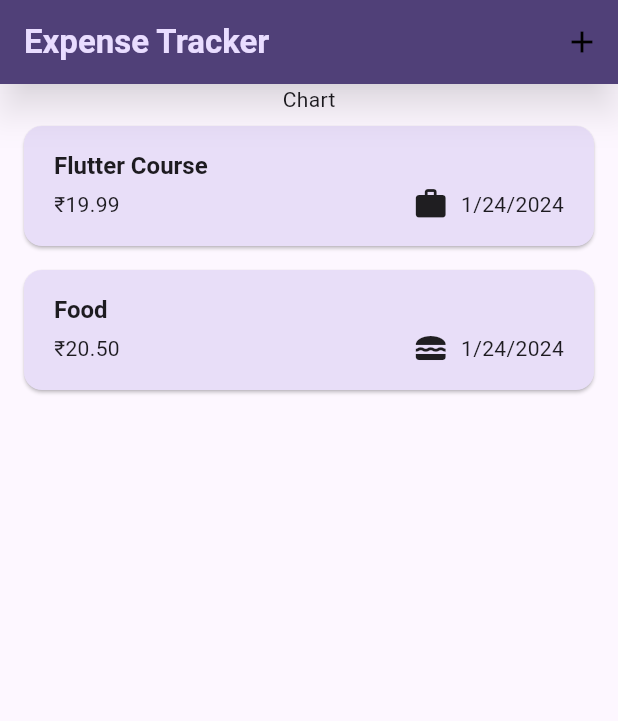
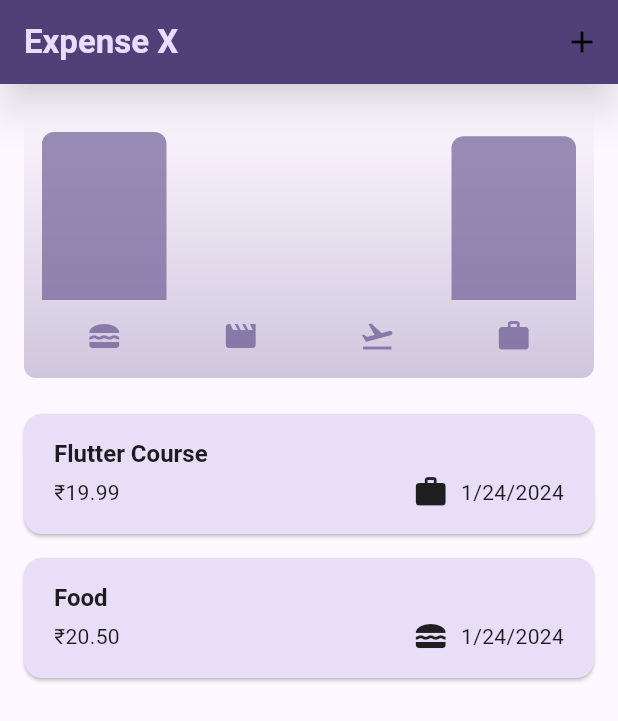
Before and after one commit to parth-n/expense_tracker, a Flutter app: the screen it shows after launch, on a phone screen of 412 x 824 dp. Shown: the top 721 px of the screen. Run offline on Flutter 3.47's test engine with Material 3 defaults, Android fonts, the phone set to English and light mode, and no system bars.

Commit message:
added charts and themeing

```diff
--- a/lib/main.dart
+++ b/lib/main.dart
@@ -36,7 +36,6 @@ void main() {
             .textTheme
             .copyWith(titleLarge: const TextStyle(fontWeight: FontWeight.bold)),
       ),
-      themeMode: ThemeMode.system,
       home: const Expenses(),
     ),
   );
--- a/lib/models/expense.dart
+++ b/lib/models/expense.dart
@@ -33,3 +33,24 @@ class Expense {
     return formatter.format(date);
   }
 }
+
+class ExpenseBucket {
+  const ExpenseBucket({required this.category, required this.expenses});
+
+  ExpenseBucket.forCategory(List<Expense> allExpenses, this.category)
+      : expenses = allExpenses
+            .where((expense) => expense.category == category)
+            .toList();
+
+  final Category category;
+  final List<Expense> expenses;
+
+  double get totalExpense {
+    double sum = 0;
+    for (final expense in expenses) {
+      sum += expense.amount;
+    }
+
+    return sum;
+  }
+}
--- /dev/null
+++ b/lib/widgets/chart/chart.dart
@@ -0,0 +1,95 @@
+import 'package:flutter/material.dart';
+
+import 'package:expense_tracker/widgets/chart/chart_bar.dart';
+import 'package:expense_tracker/models/expense.dart';
+
+class Chart extends StatelessWidget {
+  const Chart({super.key, required this.expenses});
+
+  final List<Expense> expenses;
+
+  List<ExpenseBucket> get buckets {
+    return [
+      ExpenseBucket.forCategory(expenses, Category.food),
+      ExpenseBucket.forCategory(expenses, Category.leisure),
+      ExpenseBucket.forCategory(expenses, Category.travel),
+      ExpenseBucket.forCategory(expenses, Category.work),
+    ];
+  }
+
+  double get maxTotalExpense {
+    double maxTotalExpense = 0;
+
+    for (final bucket in buckets) {
+      if (bucket.totalExpense > maxTotalExpense) {
+        maxTotalExpense = bucket.totalExpense;
+      }
+    }
+
+    return maxTotalExpense;
+  }
+
+  @override
+  Widget build(BuildContext context) {
+    final isDarkMode =
+        MediaQuery.of(context).platformBrightness == Brightness.dark;
+    return Container(
+      margin: const EdgeInsets.all(16),
+      padding: const EdgeInsets.symmetric(
+        vertical: 16,
+        horizontal: 8,
+      ),
+      width: double.infinity,
+      height: 180,
+      decoration: BoxDecoration(
+        borderRadius: BorderRadius.circular(8),
+        gradient: LinearGradient(
+          colors: [
+            Theme.of(context).colorScheme.primary.withOpacity(0.3),
+            Theme.of(context).colorScheme.primary.withOpacity(0.0)
+          ],
+          begin: Alignment.bottomCenter,
+          end: Alignment.topCenter,
+        ),
+      ),
+      child: Column(
+        children: [
+          Expanded(
+            child: Row(
+              crossAxisAlignment: CrossAxisAlignment.end,
+              children: [
+                for (final bucket in buckets) // alternative to map()
+                  ChartBar(
+                    fill: bucket.totalExpense == 0
+                        ? 0
+                        : bucket.totalExpense / maxTotalExpense,
+                  )
+              ],
+            ),
+          ),
+          const SizedBox(height: 12),
+          Row(
+            children: buckets
+                .map(
+                  (bucket) => Expanded(
+                    child: Padding(
+                      padding: const EdgeInsets.symmetric(horizontal: 4),
+                      child: Icon(
+                        categoryIcons[bucket.category],
+                        color: isDarkMode
+                            ? Theme.of(context).colorScheme.secondary
+                            : Theme.of(context)
+                                .colorScheme
+                                .primary
+                                .withOpacity(0.7),
+                      ),
+                    ),
+                  ),
+                )
+                .toList(),
+          )
+        ],
+      ),
+    );
+  }
+}
--- /dev/null
+++ b/lib/widgets/chart/chart_bar.dart
@@ -0,0 +1,34 @@
+import 'package:flutter/material.dart';
+
+class ChartBar extends StatelessWidget {
+  const ChartBar({
+    super.key,
+    required this.fill,
+  });
+
+  final double fill;
+
+  @override
+  Widget build(BuildContext context) {
+    final isDarkMode =
+        MediaQuery.of(context).platformBrightness == Brightness.dark;
+    return Expanded(
+      child: Padding(
+        padding: const EdgeInsets.symmetric(horizontal: 4),
+        child: FractionallySizedBox(
+          heightFactor: fill,
+          child: DecoratedBox(
+            decoration: BoxDecoration(
+              shape: BoxShape.rectangle,
+              borderRadius:
+                  const BorderRadius.vertical(top: Radius.circular(8)),
+              color: isDarkMode
+                  ? Theme.of(context).colorScheme.secondary
+                  : Theme.of(context).colorScheme.primary.withOpacity(0.65),
+            ),
+          ),
+        ),
+      ),
+    );
+  }
+}
--- a/lib/widgets/expenses_list/expenses.dart
+++ b/lib/widgets/expenses_list/expenses.dart
@@ -1,6 +1,8 @@
+import 'package:expense_tracker/widgets/chart/chart.dart';
 import 'package:expense_tracker/widgets/expenses_list/expense_list.dart';
 import 'package:expense_tracker/models/expense.dart';
 import 'package:expense_tracker/widgets/expenses_list/new_expense.dart';
+import 'package:expense_tracker/widgets/chart/chart.dart';
 import 'package:flutter/material.dart';
 
 class Expenses extends StatefulWidget {
@@ -83,13 +85,13 @@ class _ExpensesState extends State<Expenses> {
               color: Colors.black,
             )
           ],
-          title: const Text('Expense Tracker'),
+          title: const Text('Expense X'),
           elevation: 10,
           shadowColor: Colors.black54,
         ),
         body: Column(
           children: [
-            const Text('Chart'),
+            Chart(expenses: _registeredExpenses),
             Expanded(child: fallback),
           ],
         ));
```
